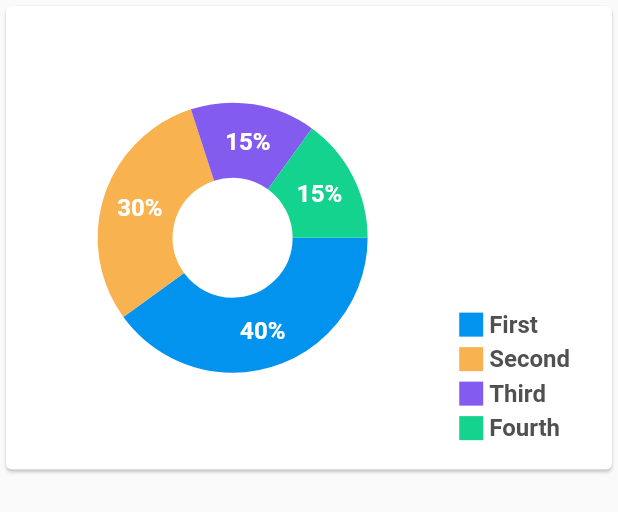
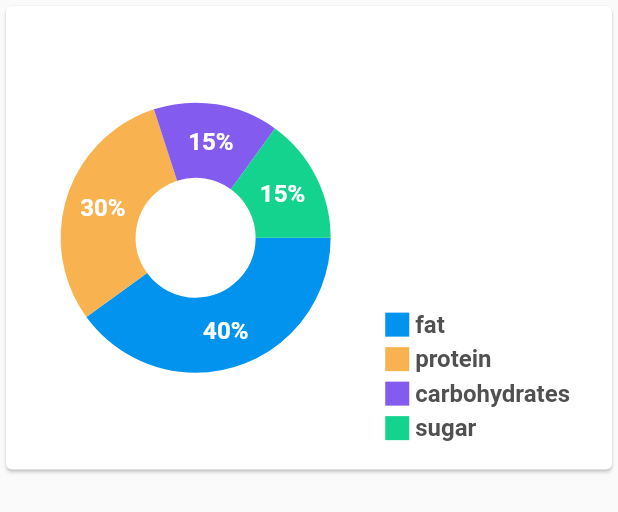
Before and after one commit to leopoldmaillard/diet-vision-flutter, a Flutter app: the Statistics2 widget shown alone on an empty page, opened directly, on a phone screen of 412 x 824 dp. Shown: the top 512 px of the screen. Run offline on Flutter 3.47's test engine with Material 2 defaults, Android fonts, the phone set to English and light mode, and no system bars; drawn by our look-alikes of fl_chart; our stand-ins replace camera, flutter_bloc, flutter_dash, flutter_native_image, geolocator, image_picker and 1 more; missing offline and left inert: flutter_point_tab_bar, geocoder, tflite; accounts and stored records are empty.

Commit message:
#11 change color piechart and add function to reorganize

```diff
--- a/lib/source/statistics2.dart
+++ b/lib/source/statistics2.dart
@@ -13,6 +13,24 @@ class Statistics2 extends StatefulWidget {
 class _StatisticsState2 extends State<Statistics2> {
   int touchedIndex = -1;
   int numberCategorie = 5;
+  //pie chart properties
+  double fontSize = 0;
+  double radius = 0;
+  List<Color> colorPie = [
+    Color(0xff0293ee),
+    Color(0xfff8b250),
+    Color(0xff845bef),
+    Color(0xff13d38e)
+  ];
+
+  List<String> listNutritionLabel = [
+    'cal',
+    'protein',
+    'carbohydrates',
+    'sugar',
+    'fat'
+  ];
+
 /* ___________________Widget part _______________________*/
 
 //create Piechart
@@ -72,16 +90,20 @@ class _StatisticsState2 extends State<Statistics2> {
       mainAxisAlignment: MainAxisAlignment.end,
       crossAxisAlignment: CrossAxisAlignment.start,
       children: <Widget>[
-        displayEachCategories(Color(0xff0293ee), 'First', true, 4),
-        displayEachCategories(Color(0xfff8b250), 'Second', true, 4),
-        displayEachCategories(Color(0xff845bef), 'Third', true, 4),
-        displayEachCategories(Color(0xff13d38e), 'Fourth', true, 18),
+        displayEachCategoriesLegend(
+            colorPie[0], listNutritionLabel[4], true, 4),
+        displayEachCategoriesLegend(
+            colorPie[1], listNutritionLabel[1], true, 4),
+        displayEachCategoriesLegend(
+            colorPie[2], listNutritionLabel[2], true, 4),
+        displayEachCategoriesLegend(
+            colorPie[3], listNutritionLabel[3], true, 18),
       ],
     );
   }
 
-  //WIdget for each categories colors
-  Widget displayEachCategories(
+  //Legend for each categories colors
+  Widget displayEachCategoriesLegend(
       Color color, String title, bool isSquare, double heightBox) {
     return Column(
       children: <Widget>[
@@ -97,6 +119,21 @@ class _StatisticsState2 extends State<Statistics2> {
     );
   }
 
+  //display the part of the pie chart
+  PieChartSectionData displayEachCategories(
+      Color color, double value, String title) {
+    return PieChartSectionData(
+      color: color,
+      value: value,
+      title: title,
+      radius: radius,
+      titleStyle: TextStyle(
+          fontSize: fontSize,
+          fontWeight: FontWeight.bold,
+          color: const Color(0xffffffff)),
+    );
+  }
+
   @override
   Widget build(BuildContext context) {
     return AspectRatio(
@@ -108,53 +145,17 @@ class _StatisticsState2 extends State<Statistics2> {
   List<PieChartSectionData> showingSections() {
     return List.generate(4, (i) {
       final isTouched = i == touchedIndex;
-      final fontSize = isTouched ? 25.0 : 16.0;
-      final radius = isTouched ? 60.0 : 50.0;
+      fontSize = isTouched ? 25.0 : 16.0;
+      radius = isTouched ? 60.0 : 50.0;
       switch (i) {
         case 0:
-          return PieChartSectionData(
-            color: const Color(0xff0293ee),
-            value: 40,
-            title: '40%',
-            radius: radius,
-            titleStyle: TextStyle(
-                fontSize: fontSize,
-                fontWeight: FontWeight.bold,
-                color: const Color(0xffffffff)),
-          );
+          return displayEachCategories(colorPie[i], 40, '40%');
         case 1:
-          return PieChartSectionData(
-            color: const Color(0xfff8b250),
-            value: 30,
-            title: '30%',
-            radius: radius,
-            titleStyle: TextStyle(
-                fontSize: fontSize,
-                fontWeight: FontWeight.bold,
-                color: const Color(0xffffffff)),
-          );
+          return displayEachCategories(colorPie[i], 30, '30%');
         case 2:
-          return PieChartSectionData(
-            color: const Color(0xff845bef),
-            value: 15,
-            title: '15%',
-            radius: radius,
-            titleStyle: TextStyle(
-                fontSize: fontSize,
-                fontWeight: FontWeight.bold,
-                color: const Color(0xffffffff)),
-          );
+          return displayEachCategories(colorPie[i], 15, '15%');
         case 3:
-          return PieChartSectionData(
-            color: const Color(0xff13d38e),
-            value: 15,
-            title: '15%',
-            radius: radius,
-            titleStyle: TextStyle(
-                fontSize: fontSize,
-                fontWeight: FontWeight.bold,
-                color: const Color(0xffffffff)),
-          );
+          return displayEachCategories(colorPie[i], 15, '15%');
         default:
           throw Error();
       }
```
